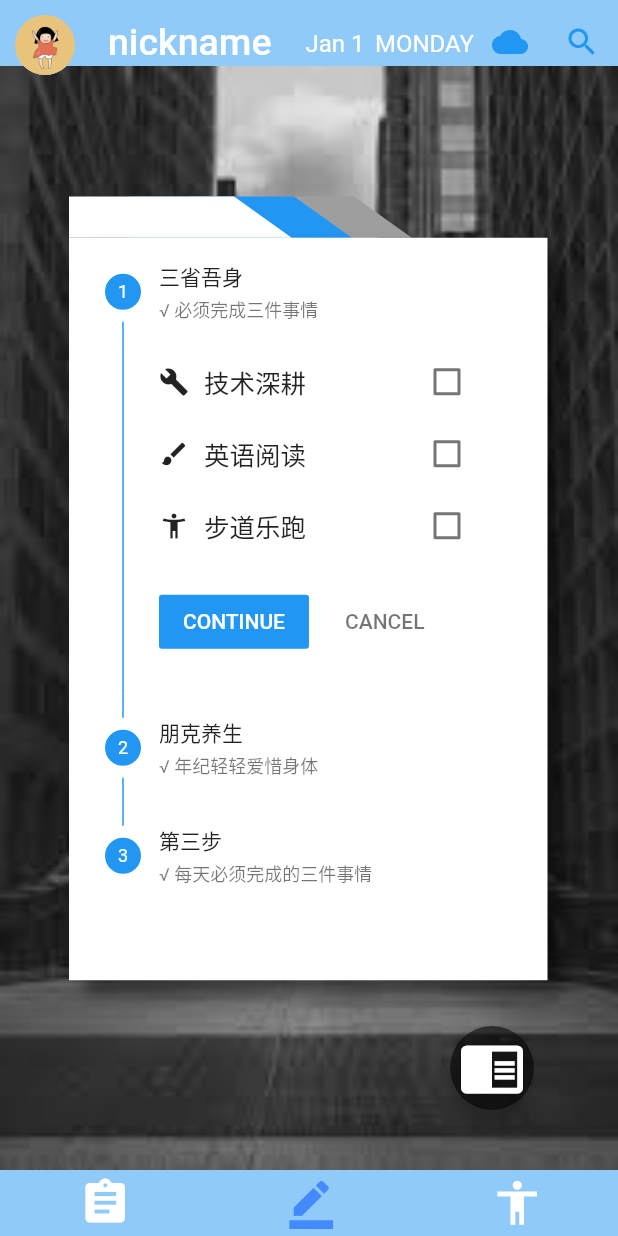
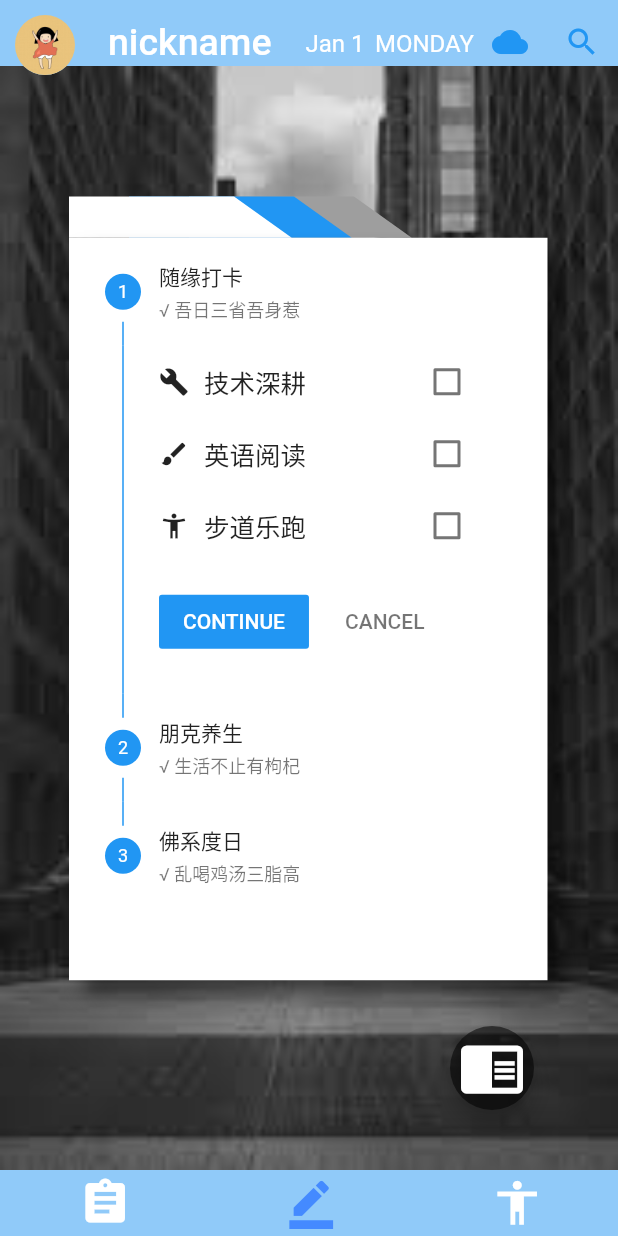
Before and after one commit to scutse-man-month-myth/InkYear, a Flutter app: the screen it shows after launch, on a phone screen of 412 x 824 dp. Run offline on Flutter 3.47's test engine with Material 2 defaults, Android fonts, the phone set to English and light mode, and no system bars; our stand-ins replace flutter_calendar_carousel, flutter_swiper, sqflite; missing offline and left inert: flutter_seekbar, snaplist; accounts and stored records are empty.

Commit message:
初步完成常规卡片，包括打卡类型/评价类型/记录类型 _author = 'LotteWong' _date = '20190510'

```diff
--- a/frontend_dev/lib/tools/CardModel.dart
+++ b/frontend_dev/lib/tools/CardModel.dart
@@ -16,13 +16,13 @@ class BasicCardModel extends StatefulWidget{
 
 class BasicCardModelState extends State<BasicCardModel>{
 
-  TextStyle _textStyle = new TextStyle(fontSize: 15, color: Colors.black);
-  String _text = "5.睡眠时间(小时)";
+  // TextStyle _textStyle = new TextStyle(fontSize: 15, color: Colors.black);
+  // String _text = "5.睡眠时间(小时)";
   /*bool check1 = false;
   bool check2 = false;
   bool check3 = false;
   bool check4 = false;*/
-  double value1 = 0.0;
+  double value1 = 7;
   double value2 = 0.0;
 
   /*String title;
@@ -42,6 +42,9 @@ class BasicCardModelState extends State<BasicCardModel>{
 
   List<bool> isChecks = [false, false, false];
   List<bool> isSwitchs = [false, false, false];
+  List<bool> isStars = [false, false, false, false, false];
+
+  List<bool> isActives = [true, true, true];
 
   Widget build(BuildContext context){
     /*return new Column(
@@ -353,66 +356,73 @@ class BasicCardModelState extends State<BasicCardModel>{
     }
 
     Widget _buildSeekbarTile(String content) {
-      return new Column(
-          crossAxisAlignment: CrossAxisAlignment.start,
+      return new Row(
+          // crossAxisAlignment: CrossAxisAlignment.start,
+          // mainAxisSize: MainAxisSize.min,
           children: <Widget>[
-            new Text(content, style: _textStyle),
+            // new Text(content, style: _textStyle),
+            new Padding(
+              padding: EdgeInsets.fromLTRB(15, 10, 0, 10),
+              child: new Icon(Icons.hotel, color: Colors.black54, size: 25),
+            ),
             new Container(
-              padding: EdgeInsets.fromLTRB(20, 20, 0, 0),
-              width: 250,
+              padding: EdgeInsets.fromLTRB(15, 10, 0, 10),
+              width: 170,
               child: new SeekBar(
-                backgroundColor: Colors.lightBlueAccent,
-                progressColor: Colors.blue,
-                progresseight: 10,
+                backgroundColor: Colors.black12,
+                progressColor: Colors.red,
+                progresseight: 5,
                 value: value1,
                 sectionCount: 5,
-                sectionRadius: 5,
-                sectionColor: Colors.red,
-                sectionUnSelecteColor: Colors.red[100],
                 showSectionText: true,
                 sectionTexts: <SectionTextModel>[
-                  new SectionTextModel(
+                  /*new SectionTextModel(
                     position: 0,
                     text: "0",
                     progressColor: Colors.blue,
+                  ),*/
+                  new SectionTextModel(
+                    position: 0,
+                    text: "5h-",
+                    progressColor: Colors.red,
                   ),
                   new SectionTextModel(
                     position: 1,
-                    text: "2",
-                    progressColor: Colors.blue,
+                    text: "6h",
+                    progressColor: Colors.red,
                   ),
                   new SectionTextModel(
                     position: 2,
-                    text: "4",
-                    progressColor: Colors.blue,
+                    text: "7h",
+                    progressColor: Colors.green,
                   ),
                   new SectionTextModel(
                     position: 3,
-                    text: "6",
-                    progressColor: Colors.blue,
+                    text: "8h",
+                    progressColor: Colors.green,
                   ),
                   new SectionTextModel(
                     position: 4,
-                    text: "8",
-                    progressColor: Colors.blue,
+                    text: "9h",
+                    progressColor: Colors.green,
                   ),
                   new SectionTextModel(
                     position: 5,
-                    text: ">=10",
-                    progressColor: Colors.blue,
+                    text: "10h+",
+                    progressColor: Colors.black54,
                   ),
                 ],
-                sectionTextMarginTop: 2,
+                sectionTextMarginTop: 10,
                 sectionDecimal: 0,
-                sectionTextColor: Colors.black,
-                sectionSelectTextColor: Colors.red,
-                sectionTextSize: 14,
-                hideBubble: true,
+                sectionTextColor: Colors.black54,
+                sectionSelectTextColor: Colors.black,
+                sectionTextSize: 15,
+                /*hideBubble: true,
                 bubbleRadius: 15,
                 bubbleColor: Colors.purple,
                 bubbleTextColor: Colors.white,
                 bubbleTextSize: 14,
-                bubbleMargin: -20,
+                bubbleMargin: -20,*/
                 afterDragShowSectionText: true,
                 onValueChanged: (progressValue){
                   setState(() {
@@ -429,8 +439,11 @@ class BasicCardModelState extends State<BasicCardModel>{
     return Column(
       mainAxisSize: MainAxisSize.min,
       children: <Widget>[
-        Row(
-          mainAxisSize: MainAxisSize.min,
+        _buildSeekbarTile("睡眠时间"),
+        Container(
+          padding: EdgeInsets.fromLTRB(0, 20, 0, 0),
+          child: Row(
+            // mainAxisSize: MainAxisSize.min,
             children: <Widget>[
               Switch(
                 value: isSwitchs[0],
@@ -445,7 +458,7 @@ class BasicCardModelState extends State<BasicCardModel>{
               ),
               SizedBox(width: 10),
               Text('早起'),
-            SizedBox(width: 30),
+              SizedBox(width: 25),
               Switch(
                 value: isSwitchs[1],
                 activeColor: Colors.green,
@@ -461,14 +474,124 @@ class BasicCardModelState extends State<BasicCardModel>{
               Text('早睡'),
             ],
           ),
-        /*_buildSeekbarTile("睡眠时间"),
-        _buildSeekbarTile("喝水杯数"),
+        )
+        /*_buildSeekbarTile("喝水杯数"),
         _buildSeekbarTile("久坐时间"),*/
       ],
     );
   }
 
+    Widget _buildStar(int idx) {
+      return GestureDetector(
+        child: isStars[idx] ? Icon(Icons.star, size: 35) : Icon(Icons.star_border, size: 35),
+        onTap: () {
+          setState(() {
+            isStars[idx] = !isStars[idx];
+          });
+        },
+      );
+    }
 
+    Widget _buildThirdStepContent() {
+      return Column(
+        crossAxisAlignment: CrossAxisAlignment.start,
+        children: <Widget>[
+          Text("Today's Mood: "),
+          SizedBox(height: 10),
+          // TODO: 改成动态
+          Row(
+            children: <Widget>[
+              Icon(Icons.mood, size: 35),
+              SizedBox(width: 15),
+              Icon(Icons.mood_bad, size: 35),
+              SizedBox(width: 15),
+              Icon(Icons.mood, size: 35),
+              SizedBox(width: 15),
+              Icon(Icons.mood_bad, size: 35),
+              SizedBox(width: 15),
+              Icon(Icons.mood, size: 35),
+            ],
+          ),
+          SizedBox(height: 10),
+          Text("Today's Goods: "),
+          TextField(
+            decoration: InputDecoration(
+              hintText: '一句话记录下开心的事8\nE.g. 胡吃海喝',
+            ),
+            maxLines: 2,
+          ),
+          SizedBox(height: 10),
+          Text("Today's Bads: "),
+          TextField(
+            decoration: InputDecoration(
+              hintText: '一句话记录下难过的事8(逃\nE.g. 熬夜大赛',
+            ),
+            maxLines: 2,
+          ),
+          SizedBox(height: 10),
+          Text("Today's Grade: "),
+          SizedBox(height: 10),
+          // TODO: 改成动态
+          Row(
+            children: <Widget>[
+              /*IconButton(
+                icon: isStars[0] ? Icon(Icons.star) : Icon(Icons.star_border),
+                onPressed: () {
+                  setState(() {
+                    isStars[0] = !isStars[0];
+                  });
+                },
+              ),
+              // SizedBox(width: 15),
+              IconButton(
+                icon: isStars[1] ? Icon(Icons.star) : Icon(Icons.star_border),
+                onPressed: () {
+                  setState(() {
+                    isStars[1] = !isStars[1];
+                  });
+                },
+              ),
+              // SizedBox(width: 15),
+              IconButton(
+                icon: isStars[2] ? Icon(Icons.star) : Icon(Icons.star_border),
+                onPressed: () {
+                  setState(() {
+                    isStars[2] = !isStars[2];
+                  });
+                },
+              ),
+              // SizedBox(width: 15),
+              IconButton(
+                icon: isStars[3] ? Icon(Icons.star) : Icon(Icons.star_border),
+                onPressed: () {
+                  setState(() {
+                    isStars[3] = !isStars[3];
+                  });
+                },
+              ),
+              // SizedBox(width: 15),
+              IconButton(
+                icon: isStars[4] ? Icon(Icons.star) : Icon(Icons.star_border),
+                onPressed: () {
+                  setState(() {
+                    isStars[4] = !isStars[4];
+                  });
+                },
+              ),*/
+              _buildStar(0),
+              SizedBox(width: 13),
+              _buildStar(1),
+              SizedBox(width: 13),
+              _buildStar(2),
+              SizedBox(width: 13),
+              _buildStar(3),
+              SizedBox(width: 13),
+              _buildStar(4),
+            ],
+          ),
+        ],
+      );
+    }
 
     List<Widget> stepWidgets = [
       _buildFirstStepContent(),
@@ -481,8 +604,6 @@ class BasicCardModelState extends State<BasicCardModel>{
       StepState.indexed,
     ];
 
-    List<bool> isActives = [true, true, true];
-
     return Align(
         alignment: Alignment.topCenter,
         child: new Stepper(
@@ -490,25 +611,25 @@ class BasicCardModelState extends State<BasicCardModel>{
             type: StepperType.vertical,
             steps: <Step>[
               new Step(
-                title: new Text('三省吾身'),
+                title: new Text('随缘打卡'),
                 content: (current_step == 0) ? stepWidgets[0] : SizedBox(height: 1),
                 state: stepStates[0],
                 isActive: isActives[0],
-                subtitle: new Text('√ 必须完成三件事情'),
+                subtitle: new Text('√ 吾日三省吾身惹'),
               ),
               new Step(
                 title: new Text('朋克养生'),
                 content: (current_step == 1) ? stepWidgets[1] : SizedBox(height: 1),
                 state: stepStates[1],
                 isActive: isActives[1],
-                subtitle: new Text('√ 年纪轻轻爱惜身体'),
+                subtitle: new Text('√ 生活不止有枸杞'),
               ),
               new Step(
-                title: new Text('第三步'),
-                content: new Text('第三步内容'),
+                title: new Text('佛系度日'),
+                content: _buildThirdStepContent(),
                 state: stepStates[2],
                 isActive: isActives[2],
-                subtitle: new Text('√ 每天必须完成的三件事情'),
+                subtitle: new Text('√ 乱喝鸡汤三脂高'),
               ),
             ],
           onStepTapped: (step) {
```
Lines whose indentation alone changed are shown as unchanged.
